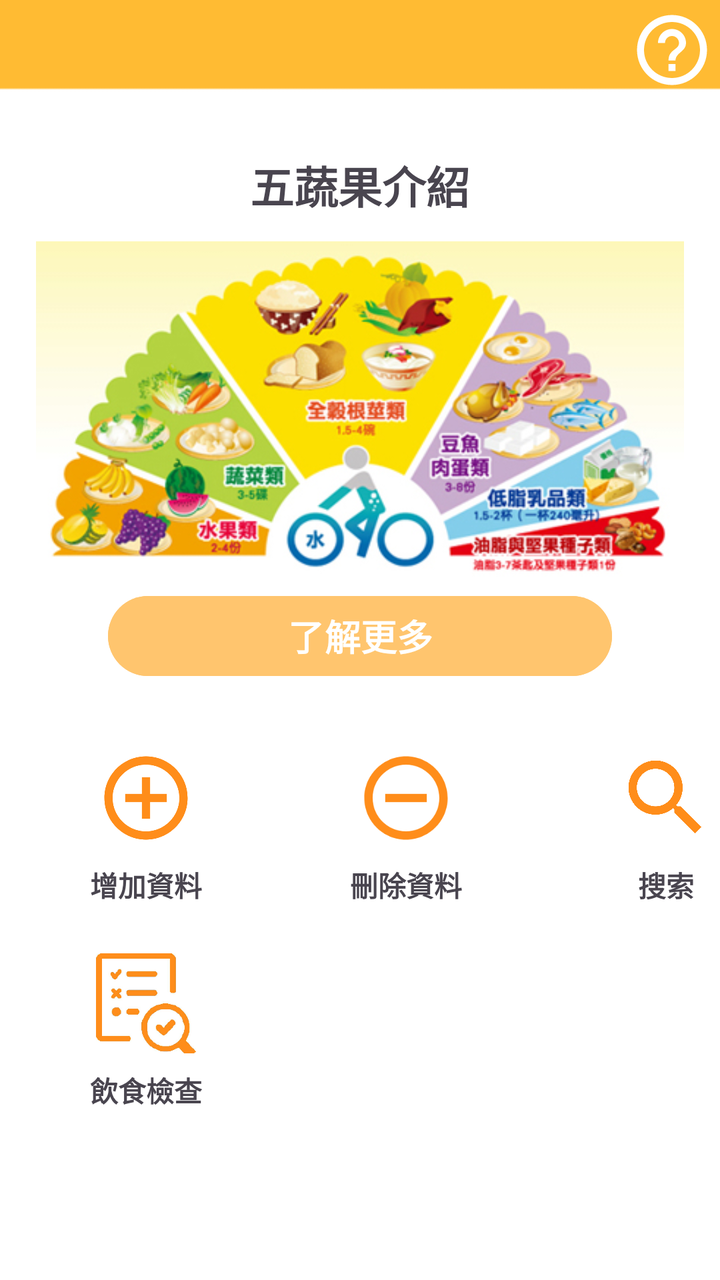
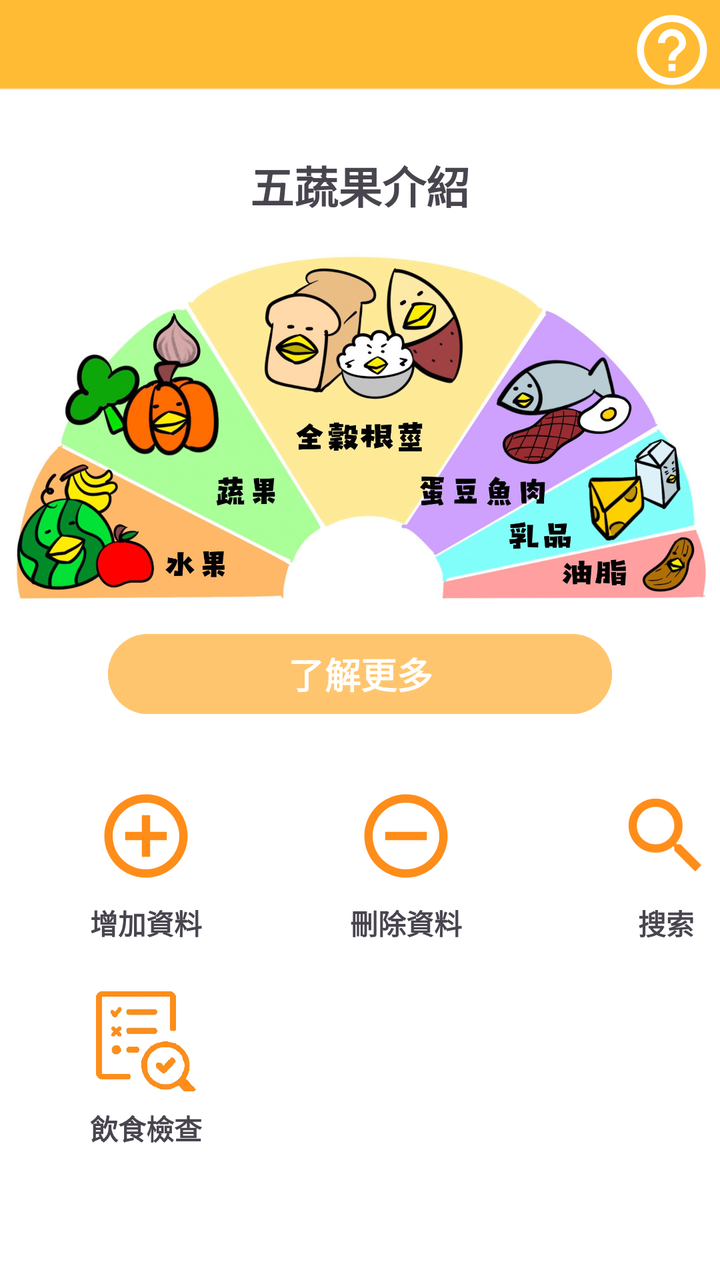

Compare the two renders of this Android layout. The source of the first and the diff that turns it into the second are given below.
<!-- AndroidManifest.xml: application theme Theme.DEMO -->
<!-- res/layout/fragment_home.xml -->
<?xml version="1.0" encoding="utf-8"?>
<LinearLayout xmlns:android="http://schemas.android.com/apk/res/android"
    xmlns:app="http://schemas.android.com/apk/res-auto"
    xmlns:tools="http://schemas.android.com/tools"
    android:layout_width="match_parent"
    android:layout_height="match_parent"
    android:background="@drawable/img_3"
    android:orientation="vertical"
    tools:context=".FragmentHome">

    


    <androidx.constraintlayout.widget.ConstraintLayout
        android:layout_width="match_parent"
        android:layout_height="70dp">

        <ImageView
            android:id="@+id/help"
            android:layout_width="42dp"
            android:layout_height="44dp"
            android:layout_marginTop="3dp"
            android:src="@drawable/help"
            app:layout_constraintEnd_toEndOf="parent"
            app:layout_constraintHorizontal_bias="0.991"
            app:layout_constraintStart_toStartOf="parent"
            app:layout_constraintTop_toTopOf="parent" />
    </androidx.constraintlayout.widget.ConstraintLayout>

    <TextView
        android:id="@+id/textView2"
        android:layout_width="match_parent"
        android:layout_height="45dp"
        android:gravity="center"
        android:text="五蔬果介紹"
        android:textSize="22dp"
        android:textStyle="bold" />

    <ImageView
        android:id="@+id/imageView"
        android:layout_width="324dp"
        android:layout_height="179dp"
        android:layout_gravity="center"
        android:src="@drawable/flout" />

    <Button
        android:id="@+id/button"
        android:layout_width="252dp"
        android:layout_height="wrap_content"
        android:layout_gravity="center"
        android:backgroundTint="#FFC56E"
        android:text="了解更多"
        android:textSize="18dp"
        android:textStyle="bold" />

    <androidx.constraintlayout.widget.ConstraintLayout
        android:layout_width="match_parent"
        android:layout_height="match_parent">

        <TextView
            android:id="@+id/textView3"
            android:layout_width="wrap_content"
            android:layout_height="wrap_content"
            android:layout_marginTop="8dp"
            android:text="增加資料"
            android:textStyle="bold"
            app:layout_constraintEnd_toEndOf="@+id/add"
            app:layout_constraintStart_toStartOf="@+id/add"
            app:layout_constraintTop_toBottomOf="@+id/add" />

        <ImageView
            android:id="@+id/remove"
            android:layout_width="50dp"
            android:layout_height="50dp"
            android:layout_marginStart="80dp"
            android:src="@drawable/remove_circle"
            app:layout_constraintStart_toEndOf="@+id/add"
            app:layout_constraintTop_toTopOf="@+id/add" />

        <ImageView
            android:id="@+id/add"
            android:layout_width="50dp"
            android:layout_height="50dp"
            android:layout_marginStart="48dp"
            android:layout_marginTop="32dp"
            android:src="@drawable/add_circle"
            app:layout_constraintStart_toStartOf="parent"
            app:layout_constraintTop_toTopOf="parent" />

        <TextView
            android:id="@+id/textView4"
            android:layout_width="wrap_content"
            android:layout_height="wrap_content"
            android:layout_marginTop="8dp"
            android:text="刪除資料"
            android:textStyle="bold"
            app:layout_constraintEnd_toEndOf="@+id/remove"
            app:layout_constraintStart_toStartOf="@+id/remove"
            app:layout_constraintTop_toBottomOf="@+id/remove" />

        <ImageView
            android:id="@+id/search"
            android:layout_width="50dp"
            android:layout_height="50dp"
            android:layout_marginStart="80dp"
            android:src="@drawable/baseline_search_24"
            app:layout_constraintStart_toEndOf="@+id/remove"
            app:layout_constraintTop_toTopOf="@+id/remove" />

        <TextView
            android:id="@+id/textView7"
            android:layout_width="wrap_content"
            android:layout_height="wrap_content"
            android:layout_marginTop="8dp"
            android:text="搜索"
            android:textStyle="bold"
            app:layout_constraintEnd_toEndOf="@+id/search"
            app:layout_constraintStart_toStartOf="@+id/search"
            app:layout_constraintTop_toBottomOf="@+id/search" />

        <ImageView
            android:id="@+id/inspection"
            android:layout_width="50dp"
            android:layout_height="50dp"
            android:layout_marginTop="24dp"
            android:src="@drawable/img02"
            app:layout_constraintEnd_toEndOf="@+id/textView3"
            app:layout_constraintStart_toStartOf="@+id/textView3"
            app:layout_constraintTop_toBottomOf="@+id/textView3" />

        <TextView
            android:id="@+id/textView8"
            android:layout_width="wrap_content"
            android:layout_height="wrap_content"
            android:layout_marginTop="8dp"
            android:text="飲食檢查"
            android:textStyle="bold"
            app:layout_constraintEnd_toEndOf="@+id/textView3"
            app:layout_constraintHorizontal_bias="1.0"
            app:layout_constraintStart_toStartOf="@+id/inspection"
            app:layout_constraintTop_toBottomOf="@+id/inspection" />
    </androidx.constraintlayout.widget.ConstraintLayout>


</LinearLayout>
<!-- resources referenced by this layout -->
<resources>
  <!-- drawable add_circle (drawable) -->
  <vector android:height="24dp" android:tint="#FF8D1A"
      android:viewportHeight="24" android:viewportWidth="24"
      android:width="24dp" xmlns:android="http://schemas.android.com/apk/res/android">
      <path android:fillColor="@android:color/white" android:pathData="M13,7h-2v4L7,11v2h4v4h2v-4h4v-2h-4L13,7zM12,2C6.48,2 2,6.48 2,12s4.48,10 10,10 10,-4.48 10,-10S17.52,2 12,2zM12,20c-4.41,0 -8,-3.59 -8,-8s3.59,-8 8,-8 8,3.59 8,8 -3.59,8 -8,8z"/>
  </vector>
  <!-- drawable baseline_search_24 (drawable) -->
  <vector android:height="24dp" android:tint="#FF8D1A"
      android:viewportHeight="24" android:viewportWidth="24"
      android:width="24dp" xmlns:android="http://schemas.android.com/apk/res/android">
      <path android:fillColor="@android:color/white" android:pathData="M15.5,14h-0.79l-0.28,-0.27C15.41,12.59 16,11.11 16,9.5 16,5.91 13.09,3 9.5,3S3,5.91 3,9.5 5.91,16 9.5,16c1.61,0 3.09,-0.59 4.23,-1.57l0.27,0.28v0.79l5,4.99L20.49,19l-4.99,-5zM9.5,14C7.01,14 5,11.99 5,9.5S7.01,5 9.5,5 14,7.01 14,9.5 11.99,14 9.5,14z"/>
  </vector>
  <!-- drawable flout: png bitmap (drawable, 171218 bytes) -->
  <!-- drawable help (drawable) -->
  <vector android:autoMirrored="true" android:height="24dp"
      android:tint="#FFFFFF" android:viewportHeight="24"
      android:viewportWidth="24" android:width="24dp" xmlns:android="http://schemas.android.com/apk/res/android">
      <path android:fillColor="@android:color/white" android:pathData="M11,18h2v-2h-2v2zM12,2C6.48,2 2,6.48 2,12s4.48,10 10,10 10,-4.48 10,-10S17.52,2 12,2zM12,20c-4.41,0 -8,-3.59 -8,-8s3.59,-8 8,-8 8,3.59 8,8 -3.59,8 -8,8zM12,6c-2.21,0 -4,1.79 -4,4h2c0,-1.1 0.9,-2 2,-2s2,0.9 2,2c0,2 -3,1.75 -3,5h2c0,-2.25 3,-2.5 3,-5 0,-2.21 -1.79,-4 -4,-4z"/>
  </vector>
  <!-- drawable img02: png bitmap (drawable, 102193 bytes) -->
  <!-- drawable img_3: png bitmap (drawable, 2198 bytes) -->
  <!-- drawable remove_circle (drawable) -->
  <vector android:height="24dp" android:tint="#FF8D1A"
      android:viewportHeight="24" android:viewportWidth="24"
      android:width="24dp" xmlns:android="http://schemas.android.com/apk/res/android">
      <path android:fillColor="@android:color/white" android:pathData="M7,11v2h10v-2L7,11zM12,2C6.48,2 2,6.48 2,12s4.48,10 10,10 10,-4.48 10,-10S17.52,2 12,2zM12,20c-4.41,0 -8,-3.59 -8,-8s3.59,-8 8,-8 8,3.59 8,8 -3.59,8 -8,8z"/>
  </vector>
  <style name="Theme.DEMO" parent="Base.Theme.DEMO" />
  <style name="Base.Theme.DEMO" parent="Theme.Material3.DayNight.NoActionBar">
          
          
      </style>
</resources>

<!-- the commit's change to res/layout/fragment_home.xml (unified diff, before → after) -->
@@ -38,10 +38,10 @@
 
     <ImageView
         android:id="@+id/imageView"
-        android:layout_width="324dp"
-        android:layout_height="179dp"
+        android:layout_width="358dp"
+        android:layout_height="198dp"
         android:layout_gravity="center"
-        android:src="@drawable/flout" />
+        android:src="@drawable/photo" />
 
     <Button
         android:id="@+id/button"
<!-- resource entries referenced after the edit -->
@@ -12,7 +12,6 @@
       android:width="24dp" xmlns:android="http://schemas.android.com/apk/res/android">
       <path android:fillColor="@android:color/white" android:pathData="M15.5,14h-0.79l-0.28,-0.27C15.41,12.59 16,11.11 16,9.5 16,5.91 13.09,3 9.5,3S3,5.91 3,9.5 5.91,16 9.5,16c1.61,0 3.09,-0.59 4.23,-1.57l0.27,0.28v0.79l5,4.99L20.49,19l-4.99,-5zM9.5,14C7.01,14 5,11.99 5,9.5S7.01,5 9.5,5 14,7.01 14,9.5 11.99,14 9.5,14z"/>
   </vector>
-  <!-- drawable flout: png bitmap (drawable, 171218 bytes) -->
   <!-- drawable help (drawable) -->
   <vector android:autoMirrored="true" android:height="24dp"
       android:tint="#FFFFFF" android:viewportHeight="24"
@@ -21,6 +20,7 @@
   </vector>
   <!-- drawable img02: png bitmap (drawable, 102193 bytes) -->
   <!-- drawable img_3: png bitmap (drawable, 2198 bytes) -->
+  <!-- drawable photo: jpg bitmap (drawable, 161578 bytes) -->
   <!-- drawable remove_circle (drawable) -->
   <vector android:height="24dp" android:tint="#FF8D1A"
       android:viewportHeight="24" android:viewportWidth="24"
